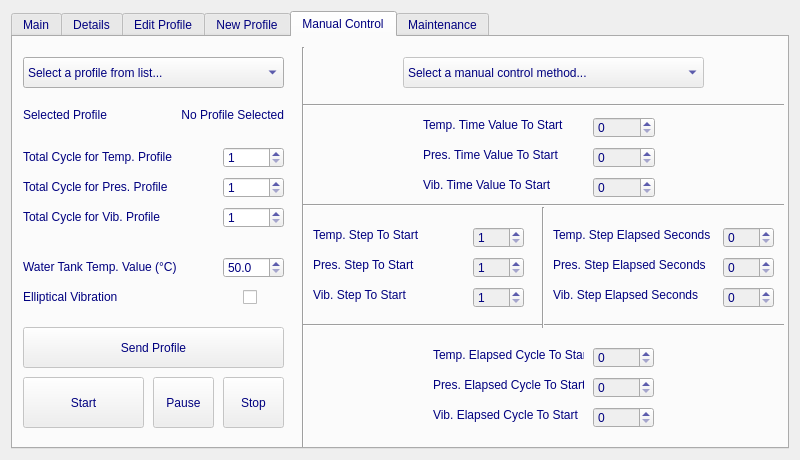
The window that mainwindow.ui (gokselsahin/inDetail) describes before a commit, drawn with Qt 5.
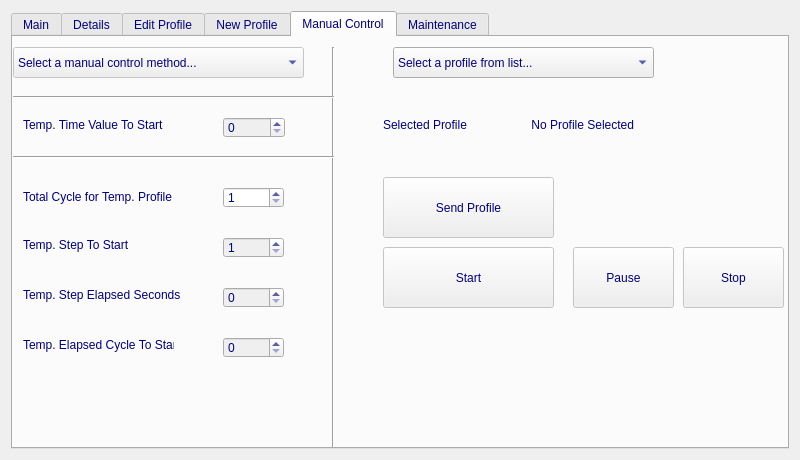
The same window after the commit. The open tabs and pages were chosen to show the change. Icons and pictures are not drawn. Custom widgets are drawn as their Qt base class.

Diff of the .ui file:
```diff
--- a/mainwindow.ui
+++ b/mainwindow.ui
@@ -5167,36 +5167,10 @@
        <attribute name="title">
         <string>Manual Control</string>
        </attribute>
-       <widget class="QLabel" name="label_114">
-        <property name="geometry">
-         <rect>
-          <x>420</x>
-          <y>370</y>
-          <width>151</width>
-          <height>16</height>
-         </rect>
-        </property>
-        <property name="text">
-         <string>Vib. Elapsed Cycle To Start</string>
-        </property>
-       </widget>
-       <widget class="QLabel" name="label_110">
-        <property name="geometry">
-         <rect>
-          <x>300</x>
-          <y>250</y>
-          <width>151</width>
-          <height>16</height>
-         </rect>
-        </property>
-        <property name="text">
-         <string>Vib. Step To Start</string>
-        </property>
-       </widget>
        <widget class="QLabel" name="label_122">
         <property name="geometry">
          <rect>
-          <x>410</x>
+          <x>10</x>
           <y>80</y>
           <width>151</width>
           <height>16</height>
@@ -5206,55 +5180,14 @@
          <string>Temp. Time Value To Start</string>
         </property>
        </widget>
-       <widget class="QSpinBox" name="sbVStepSetManual">
-        <property name="enabled">
-         <bool>false</bool>
-        </property>
-        <property name="geometry">
-         <rect>
-          <x>460</x>
-          <y>250</y>
-          <width>51</width>
-          <height>21</height>
-         </rect>
-        </property>
-        <property name="minimum">
-         <number>1</number>
-        </property>
-        <property name="maximum">
-         <number>20</number>
-        </property>
-       </widget>
-       <widget class="QSpinBox" name="sbPCycleSetManual">
-        <property name="enabled">
-         <bool>false</bool>
-        </property>
-        <property name="geometry">
-         <rect>
-          <x>580</x>
-          <y>340</y>
-          <width>61</width>
-          <height>21</height>
-         </rect>
-        </property>
-        <property name="minimum">
-         <number>0</number>
-        </property>
-        <property name="maximum">
-         <number>65535</number>
-        </property>
-        <property name="value">
-         <number>0</number>
-        </property>
-       </widget>
        <widget class="QSpinBox" name="sbTCycleSetManual">
         <property name="enabled">
          <bool>false</bool>
         </property>
         <property name="geometry">
          <rect>
-          <x>580</x>
-          <y>310</y>
+          <x>210</x>
+          <y>300</y>
           <width>61</width>
           <height>21</height>
          </rect>
@@ -5269,52 +5202,11 @@
          <number>0</number>
         </property>
        </widget>
-       <widget class="QSpinBox" name="sbPStepSetManual">
-        <property name="enabled">
-         <bool>false</bool>
-        </property>
-        <property name="geometry">
-         <rect>
-          <x>460</x>
-          <y>220</y>
-          <width>51</width>
-          <height>21</height>
-         </rect>
-        </property>
-        <property name="minimum">
-         <number>1</number>
-        </property>
-        <property name="maximum">
-         <number>20</number>
-        </property>
-       </widget>
-       <widget class="QSpinBox" name="sbPStepRepeatSetManual">
-        <property name="enabled">
-         <bool>false</bool>
-        </property>
-        <property name="geometry">
-         <rect>
-          <x>710</x>
-          <y>220</y>
-          <width>51</width>
-          <height>21</height>
-         </rect>
-        </property>
-        <property name="minimum">
-         <number>0</number>
-        </property>
-        <property name="maximum">
-         <number>65535</number>
-        </property>
-        <property name="value">
-         <number>0</number>
-        </property>
-       </widget>
        <widget class="QLabel" name="label_113">
         <property name="geometry">
          <rect>
-          <x>300</x>
-          <y>190</y>
+          <x>10</x>
+          <y>200</y>
           <width>151</width>
           <height>16</height>
          </rect>
@@ -5329,9 +5221,9 @@
         </property>
         <property name="geometry">
          <rect>
-          <x>710</x>
-          <y>190</y>
-          <width>51</width>
+          <x>210</x>
+          <y>250</y>
+          <width>61</width>
           <height>21</height>
          </rect>
         </property>
@@ -5345,24 +5237,11 @@
          <number>0</number>
         </property>
        </widget>
-       <widget class="QLabel" name="label_52">
-        <property name="geometry">
-         <rect>
-          <x>420</x>
-          <y>340</y>
-          <width>151</width>
-          <height>16</height>
-         </rect>
-        </property>
-        <property name="text">
-         <string>Pres. Elapsed Cycle To Start</string>
-        </property>
-       </widget>
        <widget class="QLabel" name="label_121">
         <property name="geometry">
          <rect>
-          <x>540</x>
-          <y>190</y>
+          <x>10</x>
+          <y>250</y>
           <width>161</width>
           <height>16</height>
          </rect>
@@ -5374,28 +5253,15 @@
          <string>Temp. Step Elapsed Seconds</string>
         </property>
        </widget>
-       <widget class="QLabel" name="label_115">
-        <property name="geometry">
-         <rect>
-          <x>300</x>
-          <y>220</y>
-          <width>151</width>
-          <height>16</height>
-         </rect>
-        </property>
-        <property name="text">
-         <string>Pres. Step To Start</string>
-        </property>
-       </widget>
        <widget class="QSpinBox" name="sbTStepSetManual">
         <property name="enabled">
          <bool>false</bool>
         </property>
         <property name="geometry">
          <rect>
-          <x>460</x>
-          <y>190</y>
-          <width>51</width>
+          <x>210</x>
+          <y>200</y>
+          <width>61</width>
           <height>21</height>
          </rect>
         </property>
@@ -5406,50 +5272,15 @@
          <number>20</number>
         </property>
        </widget>
-       <widget class="QSpinBox" name="sbVStepRepeatSetManual">
-        <property name="enabled">
-         <bool>false</bool>
-        </property>
-        <property name="geometry">
-         <rect>
-          <x>710</x>
-          <y>250</y>
-          <width>51</width>
-          <height>21</height>
-         </rect>
-        </property>
-        <property name="minimum">
-         <number>0</number>
-        </property>
-        <property name="maximum">
-         <number>65535</number>
-        </property>
-        <property name="value">
-         <number>0</number>
-        </property>
-       </widget>
-       <widget class="QLabel" name="label_119">
-        <property name="geometry">
-         <rect>
-          <x>540</x>
-          <y>250</y>
-          <width>161</width>
-          <height>16</height>
-         </rect>
-        </property>
-        <property name="text">
-         <string>Vib. Step Elapsed Seconds</string>
-        </property>
-       </widget>
        <widget class="QComboBox" name="cbSelectMethodManual">
         <property name="enabled">
          <bool>false</bool>
         </property>
         <property name="geometry">
          <rect>
-          <x>390</x>
-          <y>20</y>
-          <width>301</width>
+          <x>0</x>
+          <y>10</y>
+          <width>291</width>
           <height>31</height>
          </rect>
         </property>
@@ -5472,33 +5303,11 @@
          </property>
         </item>
        </widget>
-       <widget class="QSpinBox" name="sbVCycleSetManual">
-        <property name="enabled">
-         <bool>false</bool>
-        </property>
-        <property name="geometry">
-         <rect>
-          <x>580</x>
-          <y>370</y>
-          <width>61</width>
-          <height>21</height>
-         </rect>
-        </property>
-        <property name="minimum">
-         <number>0</number>
-        </property>
-        <property name="maximum">
-         <number>65535</number>
-        </property>
-        <property name="value">
-         <number>0</number>
-        </property>
-       </widget>
        <widget class="QLabel" name="label_117">
         <property name="geometry">
          <rect>
-          <x>420</x>
-          <y>310</y>
+          <x>10</x>
+          <y>300</y>
           <width>151</width>
           <height>16</height>
          </rect>
@@ -5507,53 +5316,11 @@
          <string>Temp. Elapsed Cycle To Start</string>
         </property>
        </widget>
-       <widget class="QLabel" name="label_120">
-        <property name="geometry">
-         <rect>
-          <x>540</x>
-          <y>220</y>
-          <width>161</width>
-          <height>16</height>
-         </rect>
-        </property>
-        <property name="text">
-         <string>Pres. Step Elapsed Seconds</string>
-        </property>
-       </widget>
-       <widget class="QSpinBox" name="sbVTotalCycleManual">
-        <property name="geometry">
-         <rect>
-          <x>210</x>
-          <y>170</y>
-          <width>61</width>
-          <height>21</height>
-         </rect>
-        </property>
-        <property name="minimum">
-         <number>1</number>
-        </property>
-        <property name="maximum">
-         <number>65535</number>
-        </property>
-       </widget>
-       <widget class="QLabel" name="label_63">
-        <property name="geometry">
-         <rect>
-          <x>10</x>
-          <y>220</y>
-          <width>191</width>
-          <height>20</height>
-         </rect>
-        </property>
-        <property name="text">
-         <string>Water Tank Temp. Value (°C)</string>
-        </property>
-       </widget>
        <widget class="QSpinBox" name="sbTTotalCycleManual">
         <property name="geometry">
          <rect>
           <x>210</x>
-          <y>110</y>
+          <y>150</y>
           <width>61</width>
           <height>21</height>
          </rect>
@@ -5565,83 +5332,16 @@
          <number>65535</number>
         </property>
        </widget>
-       <widget class="QSpinBox" name="sbPTotalCycleManual">
-        <property name="geometry">
-         <rect>
-          <x>210</x>
-          <y>140</y>
-          <width>61</width>
-          <height>21</height>
-         </rect>
-        </property>
-        <property name="minimum">
-         <number>1</number>
-        </property>
-        <property name="maximum">
-         <number>65535</number>
-        </property>
-       </widget>
-       <widget class="QLabel" name="label_111">
-        <property name="geometry">
-         <rect>
-          <x>10</x>
-          <y>140</y>
-          <width>191</width>
-          <height>20</height>
-         </rect>
-        </property>
-        <property name="text">
-         <string>Total Cycle for Pres. Profile</string>
-        </property>
-       </widget>
-       <widget class="QDoubleSpinBox" name="dsbTankTempSetManual">
-        <property name="enabled">
-         <bool>true</bool>
-        </property>
-        <property name="geometry">
-         <rect>
-          <x>210</x>
-          <y>220</y>
-          <width>61</width>
-          <height>21</height>
-         </rect>
-        </property>
-        <property name="decimals">
-         <number>1</number>
-        </property>
-        <property name="minimum">
-         <double>50.000000000000000</double>
-        </property>
-        <property name="maximum">
-         <double>130.000000000000000</double>
-        </property>
-        <property name="singleStep">
-         <double>0.100000000000000</double>
-        </property>
-       </widget>
-       <widget class="QLabel" name="label_53">
-        <property name="geometry">
-         <rect>
-          <x>10</x>
-          <y>170</y>
-          <width>191</width>
-          <height>20</height>
-         </rect>
-        </property>
-        <property name="text">
-         <string>Total Cycle for Vib. Profile</string>
-        </property>
-       </widget>
        <widget class="QPushButton" name="bStartTestManual">
         <property name="enabled">
          <bool>false</bool>
         </property>
         <property name="geometry">
          <rect>
-          <x>10</x>
-          <y>340</y>
-          <width>121</width>
-          <height>51</height>
+          <x>370</x>
+          <y>210</y>
+          <width>171</width>
+          <height>61</height>
          </rect>
         </property>
         <property name="styleSheet">
@@ -5663,10 +5363,10 @@
         </property>
         <property name="geometry">
          <rect>
-          <x>210</x>
-          <y>340</y>
-          <width>61</width>
-          <height>51</height>
+          <x>670</x>
+          <y>210</y>
+          <width>101</width>
+          <height>61</height>
          </rect>
         </property>
         <property name="styleSheet">
@@ -5679,8 +5379,8 @@
        <widget class="QLabel" name="laSelectedProfileManual">
         <property name="geometry">
          <rect>
-          <x>130</x>
-          <y>70</y>
+          <x>480</x>
+          <y>80</y>
           <width>141</width>
           <height>16</height>
          </rect>
@@ -5695,8 +5395,8 @@
        <widget class="QComboBox" name="cbSelectProfileManual">
         <property name="geometry">
          <rect>
-          <x>10</x>
-          <y>20</y>
+          <x>380</x>
+          <y>10</y>
           <width>261</width>
           <height>31</height>
          </rect>
@@ -5807,24 +5507,11 @@
          </property>
         </item>
        </widget>
-       <widget class="QCheckBox" name="chbEllipticalVibrationSetManual">
-        <property name="geometry">
-         <rect>
-          <x>230</x>
-          <y>250</y>
-          <width>21</width>
-          <height>21</height>
-         </rect>
-        </property>
-        <property name="text">
-         <string/>
-        </property>
-       </widget>
        <widget class="QLabel" name="label_116">
         <property name="geometry">
          <rect>
           <x>10</x>
-          <y>110</y>
+          <y>150</y>
           <width>191</width>
           <height>20</height>
          </rect>
@@ -5833,24 +5520,11 @@
          <string>Total Cycle for Temp. Profile</string>
         </property>
        </widget>
-       <widget class="QLabel" name="label_118">
-        <property name="geometry">
-         <rect>
-          <x>10</x>
-          <y>250</y>
-          <width>191</width>
-          <height>20</height>
-         </rect>
-        </property>
-        <property name="text">
-         <string>Elliptical Vibration</string>
-        </property>
-       </widget>
        <widget class="QLabel" name="label_112">
         <property name="geometry">
          <rect>
-          <x>10</x>
-          <y>70</y>
+          <x>370</x>
+          <y>80</y>
           <width>101</width>
           <height>16</height>
          </rect>
@@ -5865,10 +5539,10 @@
         </property>
         <property name="geometry">
          <rect>
-          <x>10</x>
-          <y>290</y>
-          <width>261</width>
-          <height>41</height>
+          <x>370</x>
+          <y>140</y>
+          <width>171</width>
+          <height>61</height>
          </rect>
         </property>
         <property name="styleSheet">
@@ -5887,7 +5561,7 @@
        <widget class="Line" name="line_25">
         <property name="geometry">
          <rect>
-          <x>280</x>
+          <x>310</x>
           <y>10</y>
           <width>20</width>
           <height>401</height>
@@ -5900,23 +5574,10 @@
        <widget class="Line" name="line_26">
         <property name="geometry">
          <rect>
-          <x>290</x>
-          <y>160</y>
-          <width>481</width>
-          <height>16</height>
-         </rect>
-        </property>
-        <property name="orientation">
-         <enum>Qt::Horizontal</enum>
-        </property>
-       </widget>
-       <widget class="Line" name="line_27">
-        <property name="geometry">
-         <rect>
-          <x>290</x>
-          <y>280</y>
-          <width>481</width>
-          <height>16</height>
+          <x>0</x>
+          <y>110</y>
+          <width>321</width>
+          <height>20</height>
          </rect>
         </property>
         <property name="orientation">
@@ -5926,36 +5587,23 @@
        <widget class="Line" name="line_28">
         <property name="geometry">
          <rect>
-          <x>290</x>
-          <y>60</y>
-          <width>481</width>
-          <height>16</height>
+          <x>0</x>
+          <y>50</y>
+          <width>321</width>
+          <height>20</height>
          </rect>
         </property>
         <property name="orientation">
          <enum>Qt::Horizontal</enum>
         </property>
        </widget>
-       <widget class="Line" name="line_29">
-        <property name="geometry">
-         <rect>
-          <x>520</x>
-          <y>170</y>
-          <width>20</width>
-          <height>121</height>
-         </rect>
-        </property>
-        <property name="orientation">
-         <enum>Qt::Vertical</enum>
-        </property>
-       </widget>
        <widget class="QDoubleSpinBox" name="dsbTTimeSetManual">
         <property name="enabled">
          <bool>false</bool>
         </property>
         <property name="geometry">
          <rect>
-          <x>580</x>
+          <x>210</x>
           <y>80</y>
           <width>62</width>
           <height>21</height>
@@ -5974,10 +5622,10 @@
         </property>
         <property name="geometry">
          <rect>
-          <x>140</x>
-          <y>340</y>
-          <width>61</width>
-          <height>51</height>
+          <x>560</x>
+          <y>210</y>
+          <width>101</width>
+          <height>61</height>
          </rect>
         </property>
         <property name="styleSheet">
@@ -5987,70 +5635,6 @@
          <string>Pause</string>
         </property>
        </widget>
-       <widget class="QLabel" name="label_129">
-        <property name="geometry">
-         <rect>
-          <x>410</x>
-          <y>110</y>
-          <width>151</width>
-          <height>16</height>
-         </rect>
-        </property>
-        <property name="text">
-         <string>Pres. Time Value To Start</string>
-        </property>
-       </widget>
-       <widget class="QLabel" name="label_130">
-        <property name="geometry">
-         <rect>
-          <x>410</x>
-          <y>140</y>
-          <width>151</width>
-          <height>16</height>
-         </rect>
-        </property>
-        <property name="text">
-         <string>Vib. Time Value To Start</string>
-        </property>
-       </widget>
-       <widget class="QDoubleSpinBox" name="dsbPTimeSetManual">
-        <property name="enabled">
-         <bool>false</bool>
-        </property>
-        <property name="geometry">
-         <rect>
-          <x>580</x>
-          <y>110</y>
-          <width>62</width>
-          <height>21</height>
-         </rect>
-        </property>
-        <property name="decimals">
-         <number>0</number>
-        </property>
-        <property name="maximum">
-         <double>4294967295.000000000000000</double>
-        </property>
-       </widget>
-       <widget class="QDoubleSpinBox" name="dsbVTimeSetManual">
-        <property name="enabled">
-         <bool>false</bool>
-        </property>
-        <property name="geometry">
-         <rect>
-          <x>580</x>
-          <y>140</y>
-          <width>62</width>
-          <height>21</height>
-         </rect>
-        </property>
-        <property name="decimals">
-         <number>0</number>
-        </property>
-        <property name="maximum">
-         <double>4294967295.000000000000000</double>
-        </property>
-       </widget>
       </widget>
       <widget class="QWidget" name="tab_Maintenance">
        <property name="autoFillBackground">
```
Left out of the diff: 523 changed lines with no effect on the pictures.
